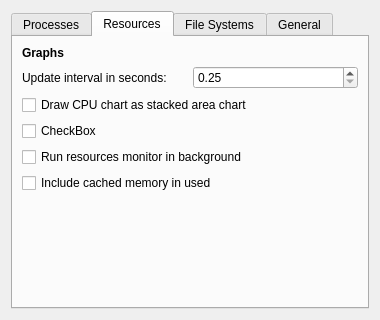
Above: preferencesdialogue.ui from VioletDarkKitty/system-monitor before the change. Below: the same form after it.
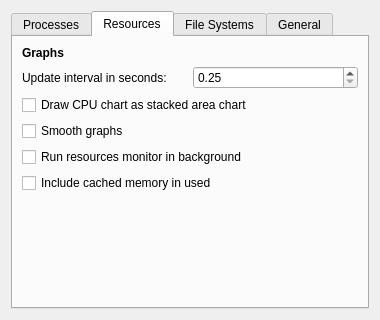
That is the form after the change. The open tabs and pages were chosen to show the change.

Commit message: Begin testing spline graph smoothing

What changed in the file:
```diff
--- a/preferencesdialogue.ui
+++ b/preferencesdialogue.ui
@@ -266,7 +266,7 @@
          <item>
           <widget class="QCheckBox" name="checkBox_9">
            <property name="text">
-            <string>CheckBox</string>
+            <string>Smooth graphs</string>
            </property>
           </widget>
          </item>
```
Left out of the diff: 2 changed lines with no effect on the pictures. The commit also changes 7 other files.
